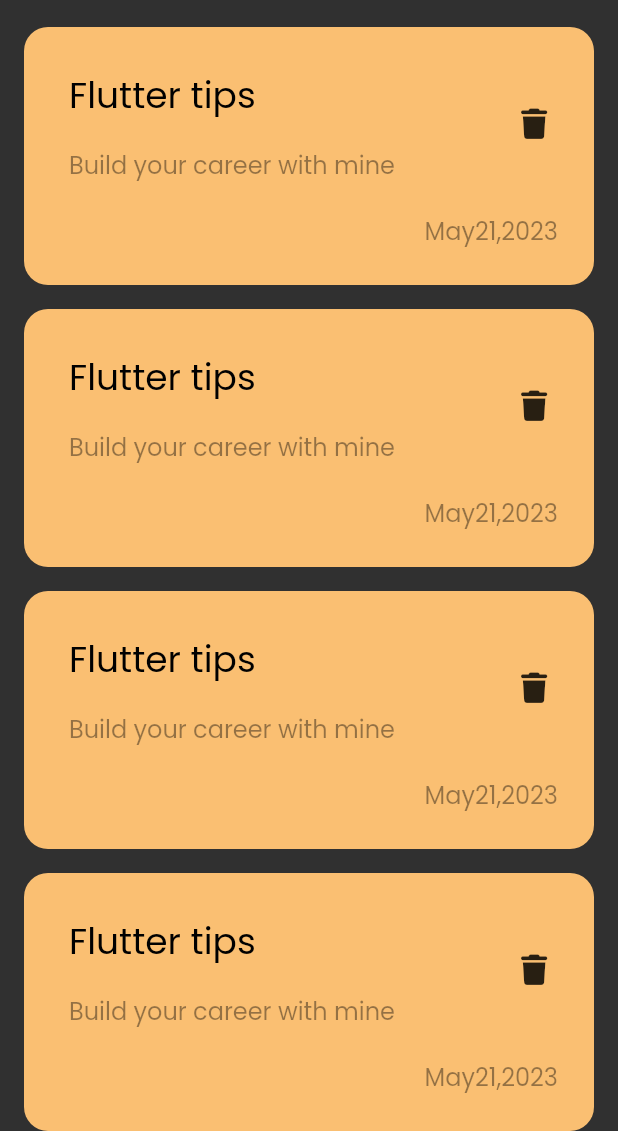
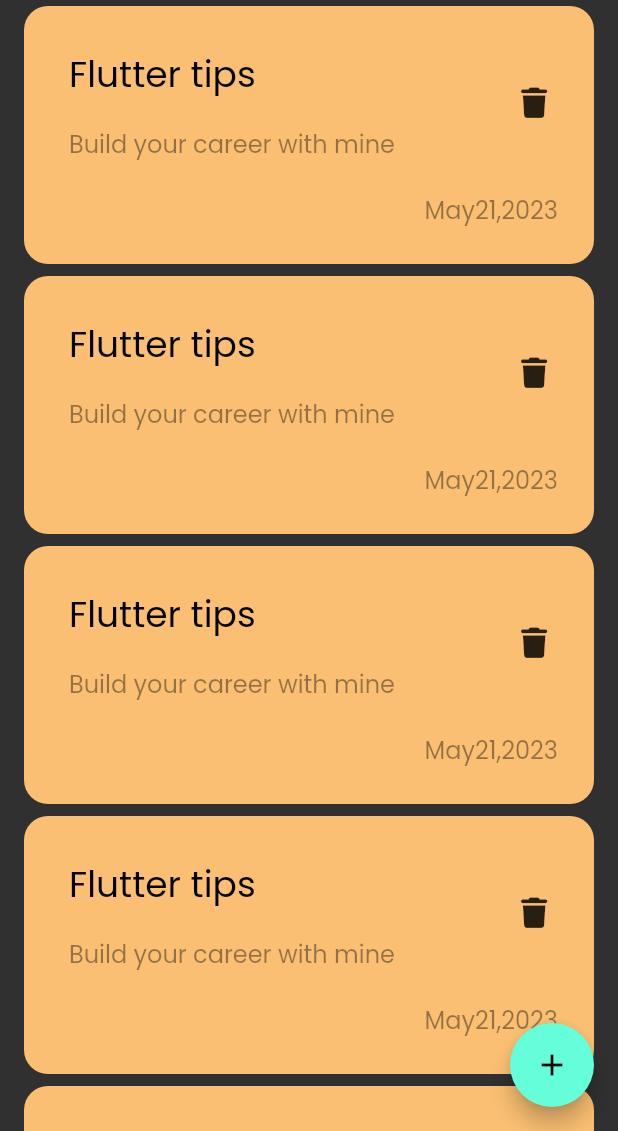
Before and after one commit to mostafamahm0ud/notes_app, a Flutter app: the screen it shows after launch, on a phone screen of 412 x 824 dp, the part 105-1236 px from its top. Run offline on Flutter 3.47's test engine with Material 2 defaults, Android fonts, the phone set to English and light mode, and no system bars; our stand-ins replace font_awesome_flutter.

Commit message:
add floating action buttom

```diff
--- a/lib/views/notes_view.dart
+++ b/lib/views/notes_view.dart
@@ -6,9 +6,9 @@ class NotesView extends StatelessWidget {
 
   @override
   Widget build(BuildContext context) {
-    return const Scaffold(
-
-      body: NotesViewBody(),
+    return  Scaffold(
+      floatingActionButton: FloatingActionButton(onPressed: (){},child: const Icon(Icons.add,),),
+      body: const NotesViewBody(),
     );
   }
 }
--- a/lib/widgets/custom_notes_item.dart
+++ b/lib/widgets/custom_notes_item.dart
@@ -10,7 +10,7 @@ class NotesItem extends StatelessWidget {
     return Container(
       padding: const EdgeInsets.only(top: 24, bottom: 24, left: 14),
       decoration: BoxDecoration(
-        color: Color.fromARGB(255, 250, 191, 114),
+        color: const Color.fromARGB(255, 250, 191, 114),
         borderRadius: BorderRadius.circular(16),
       ),
       child: Column(
--- a/lib/widgets/custom_notes_list_view.dart
+++ b/lib/widgets/custom_notes_list_view.dart
@@ -1,4 +1,3 @@
-
 import 'package:flutter/material.dart';
 import 'package:notes_app/widgets/custom_notes_item.dart';
 
@@ -10,7 +9,7 @@ class NotesListView extends StatelessWidget {
     return ListView.builder(
       itemBuilder: ((context, index) {
         return const Padding(
-          padding: EdgeInsets.symmetric(vertical: 8),
+          padding: EdgeInsets.symmetric(vertical: 4),
           child: NotesItem(),
         );
       }),
--- a/lib/widgets/notes_view_body.dart
+++ b/lib/widgets/notes_view_body.dart
@@ -16,9 +16,6 @@ class NotesViewBody extends StatelessWidget {
             height: 30,
           ),
           CustomAppBar(),
-          SizedBox(
-            height: 10,
-          ),
           Expanded(
             child: NotesListView(),
           ),
```
